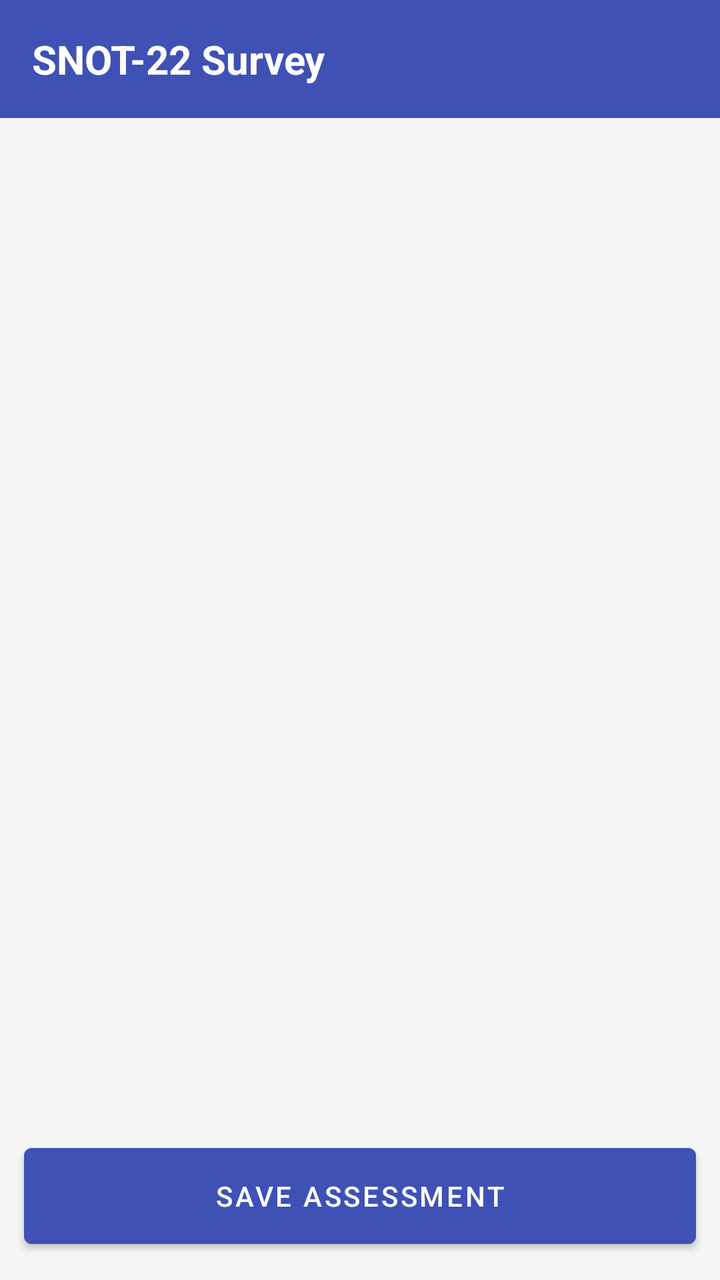
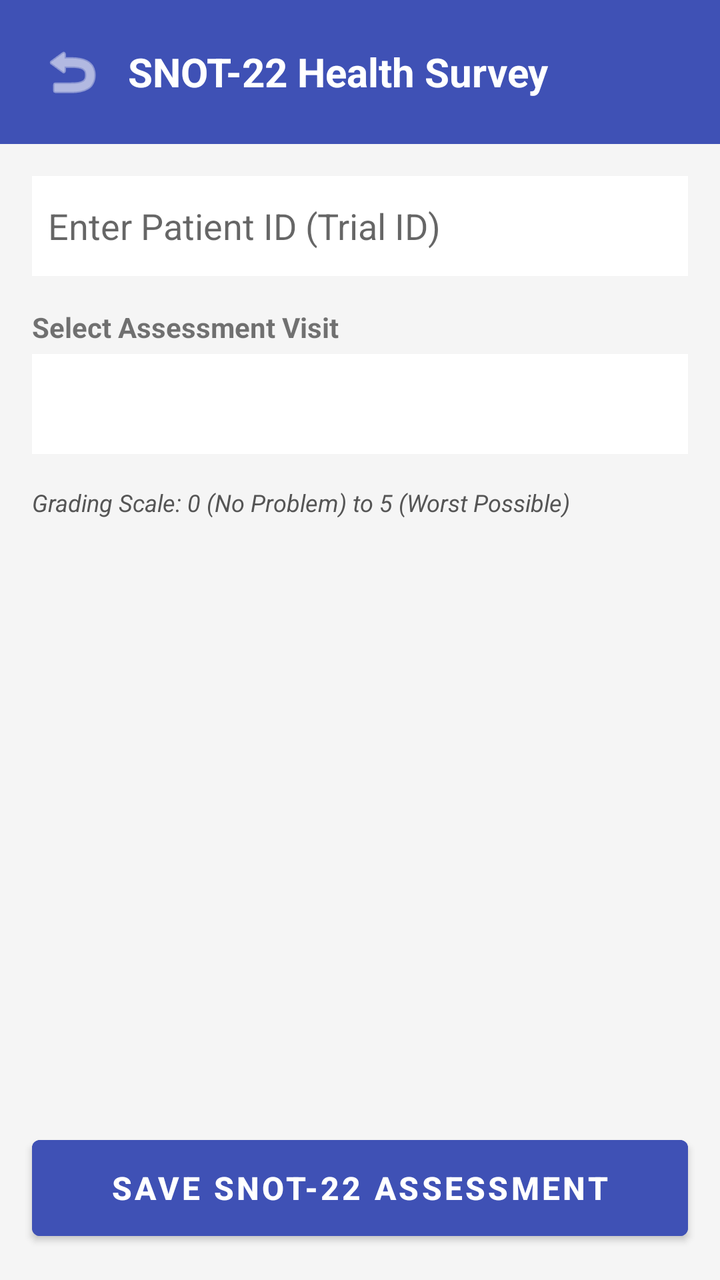

The first picture is an Android layout as it rendered before a commit; the second is the same layout after the commit. The layout source and the unified diff follow.
<!-- AndroidManifest.xml: application theme Theme.ClinicApp -->
<!-- res/layout/activity_snot_survey.xml -->
<?xml version="1.0" encoding="utf-8"?>
<LinearLayout xmlns:android="http://schemas.android.com/apk/res/android"
    android:layout_width="match_parent"
    android:layout_height="match_parent"
    android:orientation="vertical"
    android:background="#F5F5F5">

    <LinearLayout
        android:layout_width="match_parent"
        android:layout_height="wrap_content"
        android:background="#3F51B5"
        android:padding="16dp"
        android:orientation="horizontal">
        <TextView
            android:layout_width="wrap_content"
            android:layout_height="wrap_content"
            android:text="SNOT-22 Survey"
            android:textColor="#FFFFFF"
            android:textSize="20sp"
            android:textStyle="bold"/>
    </LinearLayout>

    <ScrollView
        android:layout_width="match_parent"
        android:layout_height="0dp"
        android:layout_weight="1"
        android:padding="12dp">

        <LinearLayout
            android:id="@+id/snotItemsContainer"
            android:layout_width="match_parent"
            android:layout_height="wrap_content"
            android:orientation="vertical">
        </LinearLayout>
    </ScrollView>

    <Button
        android:id="@+id/btnSaveSnot"
        android:layout_width="match_parent"
        android:layout_height="60dp"
        android:layout_margin="12dp"
        android:text="Save Assessment"
        android:backgroundTint="#3F51B5"/>
</LinearLayout>
<!-- resources referenced by this layout -->
<resources>
  <style name="Theme.ClinicApp" parent="Theme.MaterialComponents.Light.NoActionBar">
          <item name="colorPrimary">@color/primaryColor</item>
          <item name="colorPrimaryVariant">@color/primaryDarkColor</item>
          <item name="colorOnPrimary">@color/surfaceColor</item>
          <item name="colorSecondary">@color/secondaryColor</item>
          <item name="colorOnSecondary">@color/surfaceColor</item>
          <item name="android:statusBarColor">?attr/colorPrimaryVariant</item>
          <item name="android:windowBackground">@color/backgroundColor</item>
      </style>
  <color name="primaryColor">#2563EB</color>
  <color name="primaryDarkColor">#1E40AF</color>
  <color name="surfaceColor">#FFFFFF</color>
  <color name="secondaryColor">#10B981</color>
  <color name="backgroundColor">#F3F4F6</color>
</resources>

<!-- the commit's change to res/layout/activity_snot_survey.xml (unified diff, before → after) -->
@@ -1,5 +1,6 @@
 <?xml version="1.0" encoding="utf-8"?>
 <LinearLayout xmlns:android="http://schemas.android.com/apk/res/android"
+    xmlns:app="http://schemas.android.com/apk/res-auto"
     android:layout_width="match_parent"
     android:layout_height="match_parent"
     android:orientation="vertical"
@@ -10,27 +11,77 @@
         android:layout_height="wrap_content"
         android:background="#3F51B5"
         android:padding="16dp"
+        android:gravity="center_vertical"
         android:orientation="horizontal">
+
+        <ImageButton
+            android:id="@+id/btnBack"
+            android:layout_width="40dp"
+            android:layout_height="40dp"
+            android:background="?attr/selectableItemBackgroundBorderless"
+            android:src="@android:drawable/ic_menu_revert"
+            app:tint="#FFFFFF" />
+
         <TextView
             android:layout_width="wrap_content"
             android:layout_height="wrap_content"
-            android:text="SNOT-22 Survey"
+            android:text="SNOT-22 Health Survey"
             android:textColor="#FFFFFF"
             android:textSize="20sp"
-            android:textStyle="bold"/>
+            android:textStyle="bold"
+            android:layout_marginStart="8dp"/>
     </LinearLayout>
 
     <ScrollView
         android:layout_width="match_parent"
         android:layout_height="0dp"
         android:layout_weight="1"
-        android:padding="12dp">
+        android:padding="16dp">
 
         <LinearLayout
-            android:id="@+id/snotItemsContainer"
             android:layout_width="match_parent"
             android:layout_height="wrap_content"
             android:orientation="vertical">
+
+            <EditText
+                android:id="@+id/etPatientIdSnot"
+                android:layout_width="match_parent"
+                android:layout_height="50dp"
+                android:hint="Enter Patient ID (Trial ID)"
+                android:background="#FFFFFF"
+                android:padding="8dp"
+                android:layout_marginBottom="16dp"/>
+
+            <TextView
+                android:layout_width="wrap_content"
+                android:layout_height="wrap_content"
+                android:text="Select Assessment Visit"
+                android:textStyle="bold"
+                android:layout_marginBottom="4dp"/>
+
+            <Spinner
+                android:id="@+id/spinVisitIntervalSnot"
+                android:layout_width="match_parent"
+                android:layout_height="50dp"
+                android:background="#FFFFFF"
+                android:layout_marginBottom="16dp"/>
+
+            <TextView
+                android:layout_width="match_parent"
+                android:layout_height="wrap_content"
+                android:text="Grading Scale: 0 (No Problem) to 5 (Worst Possible)"
+                android:textColor="#555555"
+                android:textSize="12sp"
+                android:textStyle="italic"
+                android:layout_marginBottom="8dp"/>
+
+            <LinearLayout
+                android:id="@+id/snotItemsContainer"
+                android:layout_width="match_parent"
+                android:layout_height="wrap_content"
+                android:orientation="vertical">
+            </LinearLayout>
+
         </LinearLayout>
     </ScrollView>
 
@@ -38,7 +89,10 @@
         android:id="@+id/btnSaveSnot"
         android:layout_width="match_parent"
         android:layout_height="60dp"
-        android:layout_margin="12dp"
-        android:text="Save Assessment"
-        android:backgroundTint="#3F51B5"/>
+        android:layout_margin="16dp"
+        android:text="Save SNOT-22 Assessment"
+        android:backgroundTint="#3F51B5"
+        android:textSize="16sp"
+        android:textStyle="bold"/>
+
 </LinearLayout>
